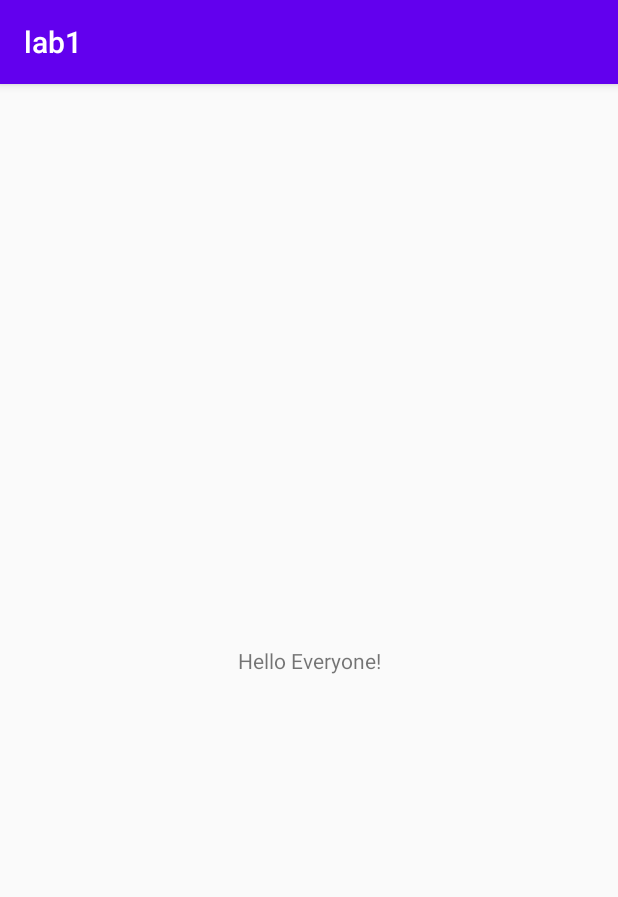
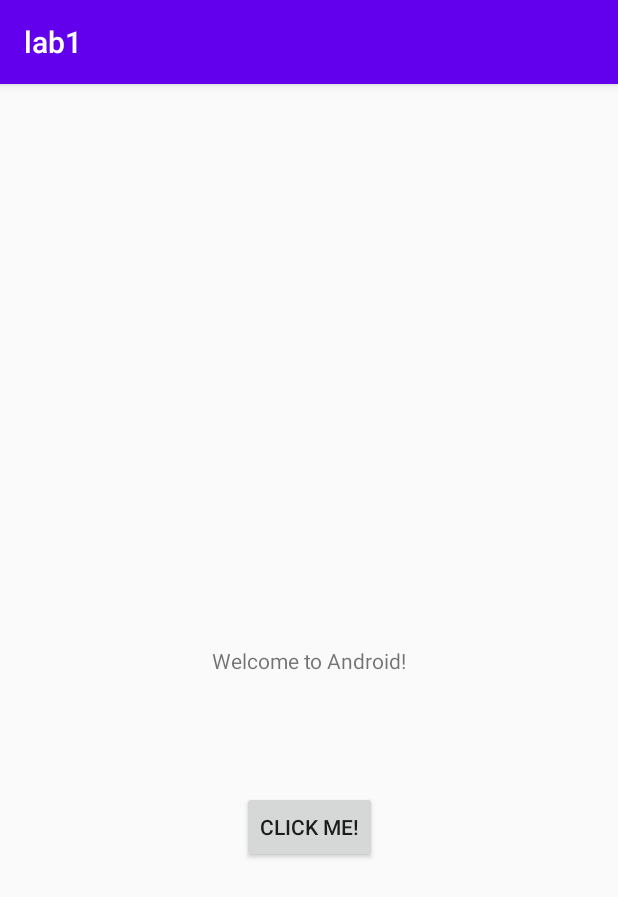
Before and after one commit to CS407-Fall-2021/lab1-amonty99, an Android app: the screen it shows after launch (LabActivity), on a phone screen of 412 x 824 dp. Shown: the top 897 px of the screen. Run offline under Robolectric (Android 15) with nearby library versions, the phone set to English and light mode, and no system bars.

Commit message:
changed button text

```diff
--- a/app/src/main/res/layout/activity_main.xml
+++ b/app/src/main/res/layout/activity_main.xml
@@ -7,12 +7,24 @@
     tools:context=".LabActivity">
 
     <TextView
+        android:id="@+id/textView"
         android:layout_width="wrap_content"
         android:layout_height="wrap_content"
-        android:text="Hello Everyone!"
+        android:text="Welcome to Android!"
         app:layout_constraintBottom_toBottomOf="parent"
         app:layout_constraintLeft_toLeftOf="parent"
         app:layout_constraintRight_toRightOf="parent"
         app:layout_constraintTop_toTopOf="parent" />
 
+    <Button
+        android:id="@+id/button"
+        android:layout_width="wrap_content"
+        android:layout_height="wrap_content"
+        android:layout_marginStart="20dp"
+        android:layout_marginLeft="20dp"
+        android:layout_marginTop="77dp"
+        android:text="click me!"
+        app:layout_constraintStart_toStartOf="@+id/textView"
+        app:layout_constraintTop_toBottomOf="@+id/textView" />
+
 </androidx.constraintlayout.widget.ConstraintLayout>
```
